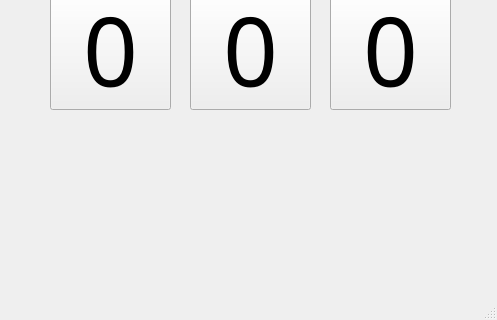
Old version of the form mainwindow.ui in the repository ArseniLuchinin/XO_3_olny; both pictures show x 0 to 497 and y 321 to 641 of the 497 by 641 pixel window.
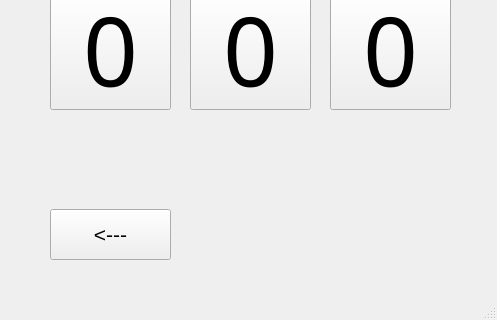
New version of the form. The open tabs and pages were chosen to show the change. Custom widgets are drawn as their Qt base class.

The edit to the form file:
```diff
--- a/mainwindow.ui
+++ b/mainwindow.ui
@@ -219,6 +219,27 @@
        <string>0</string>
       </property>
      </widget>
+     <widget class="QPushButton" name="pushButton_11">
+      <property name="geometry">
+       <rect>
+        <x>50</x>
+        <y>530</y>
+        <width>121</width>
+        <height>51</height>
+       </rect>
+      </property>
+      <property name="font">
+       <font>
+        <pointsize>16</pointsize>
+       </font>
+      </property>
+      <property name="text">
+       <string>&lt;---</string>
+      </property>
+      <property name="checkable">
+       <bool>false</bool>
+      </property>
+     </widget>
     </widget>
     <widget class="QWidget" name="page_2">
      <widget class="QPushButton" name="pushButton_10">
```
